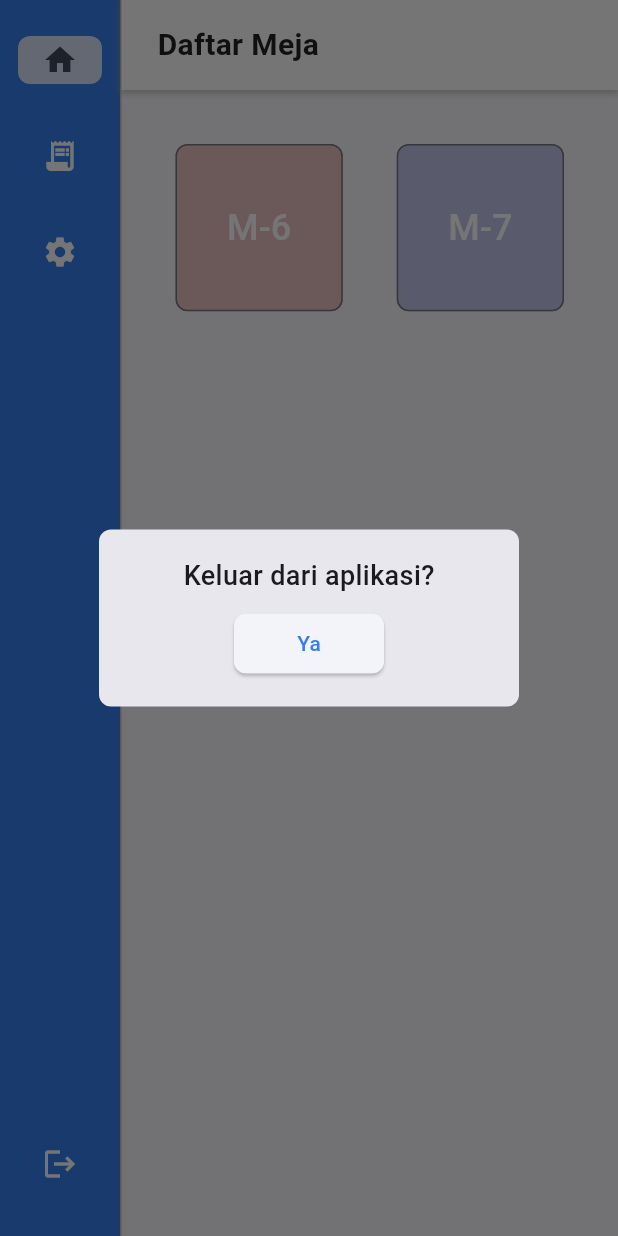
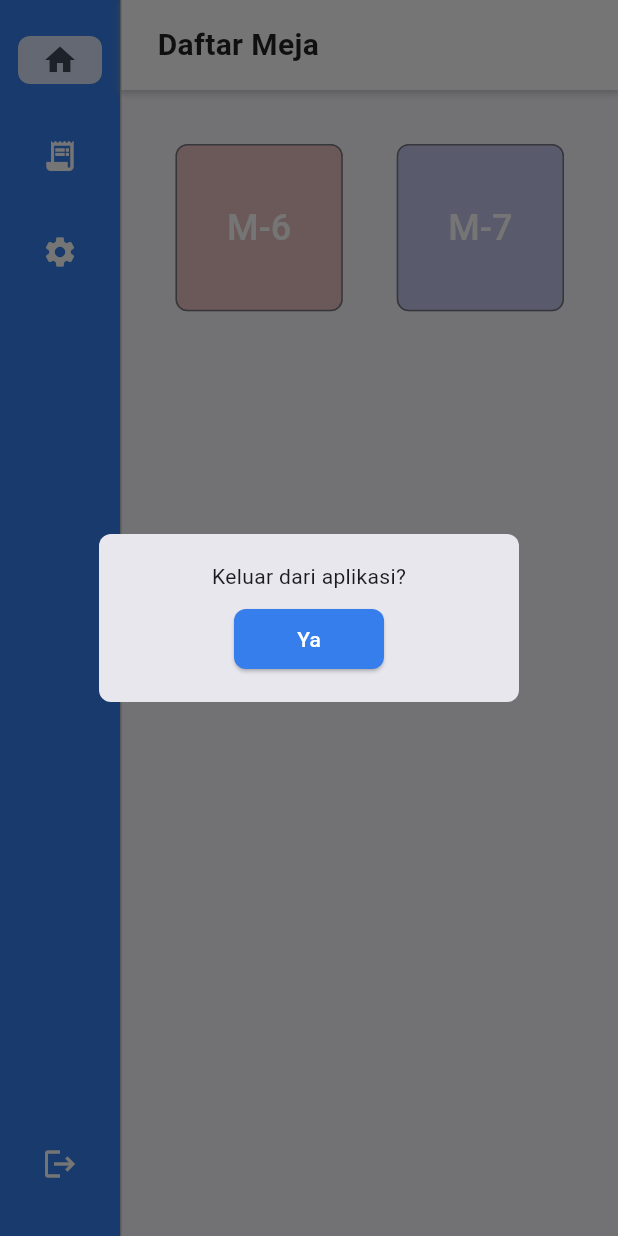
Before and after one commit to Prawirdani/pui-client-mobile, a Flutter app: the Main screen opened by its route, after a tap on the "logout" icon, on a phone screen of 412 x 824 dp. Run offline on Flutter 3.47's test engine with Material 3 defaults, Android fonts, the phone set to English and light mode, and no system bars; our stand-ins replace shared_preferences; accounts and stored records are empty; network calls fail.

Commit message:
add button variants

```diff
--- a/lib/pages/wrapper.dart
+++ b/lib/pages/wrapper.dart
@@ -188,7 +188,6 @@ class _LogoutDialogState extends State<LogoutDialog> {
               children: [
                 const Text(
                   "Keluar dari aplikasi?",
-                  style: TextStyle(fontSize: 18, fontWeight: FontWeight.w500),
                 ),
                 const SizedBox(
                   height: 8,
@@ -203,7 +202,7 @@ class _LogoutDialogState extends State<LogoutDialog> {
                         Navigator.pop(context);
                         await _handleLogout(context);
                       },
-                      child: const Text("Ya"),
+                      text: "Ya",
                     )
                   ],
                 )
--- a/lib/widgets/button.dart
+++ b/lib/widgets/button.dart
@@ -1,23 +1,46 @@
 import 'package:flutter/material.dart';
 
+enum ButtonVariant {
+  Primary,
+  Secondary,
+}
+
 class Button extends StatelessWidget {
-  const Button({super.key, this.onPressed, required this.child});
+  const Button(
+      {super.key,
+      this.onPressed,
+      this.variant = ButtonVariant.Primary,
+      required this.text});
 
-  final Widget child;
+  final String text;
   final VoidCallback? onPressed;
+  final ButtonVariant variant;
 
   @override
   Widget build(BuildContext context) {
+    Map<ButtonVariant, Color> bgColor = {
+      ButtonVariant.Primary: Theme.of(context).primaryColor,
+      ButtonVariant.Secondary: Theme.of(context).indicatorColor
+    };
+
+    Map<ButtonVariant, Color> textColor = {
+      ButtonVariant.Primary: Colors.white,
+      ButtonVariant.Secondary: Colors.black87
+    };
     return ConstrainedBox(
       constraints: const BoxConstraints(minWidth: 100),
       child: ElevatedButton(
         onPressed: onPressed,
         style: ElevatedButton.styleFrom(
+          backgroundColor: bgColor[variant],
           shape: RoundedRectangleBorder(
             borderRadius: BorderRadius.circular(8),
           ),
         ),
-        child: child,
+        child: Text(
+          text,
+          style: TextStyle(color: textColor[variant]),
+        ),
       ),
     );
   }
```
